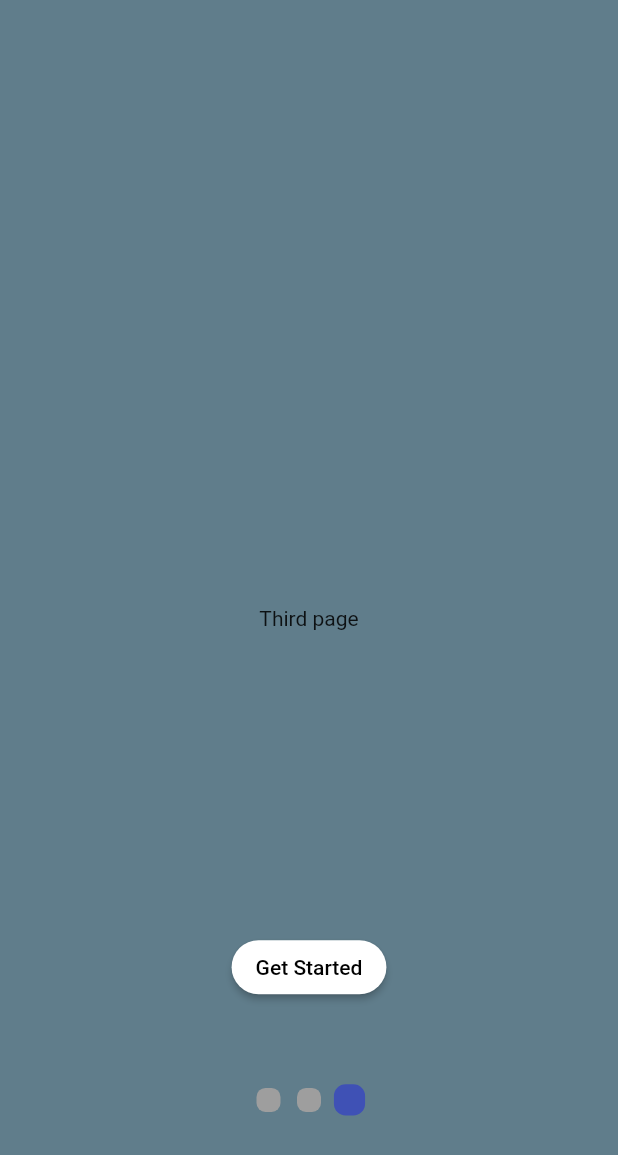
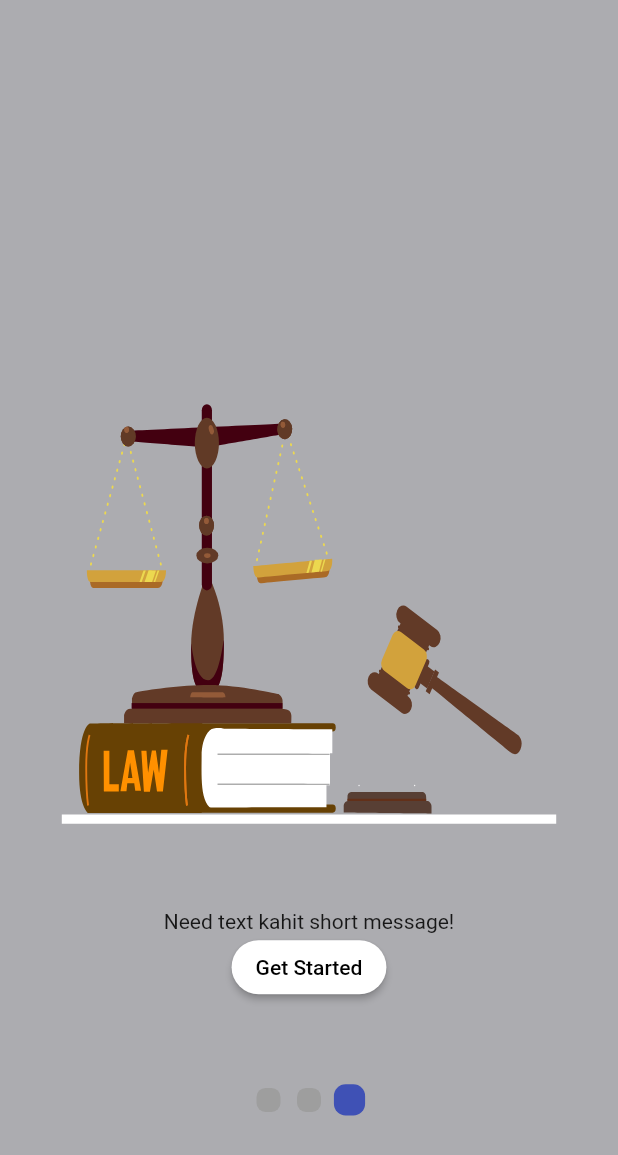
Before and after one commit to sev-n/Legal-Ease-Ius-Criminale, a Flutter app: the screen it shows after launch, swiped to page 3, on a phone screen of 412 x 824 dp. Shown: the top 1155 px of the screen. Run offline on Flutter 3.47's test engine with Material 2 defaults, Android fonts, the phone set to English and light mode, and no system bars; drawn by our look-alikes of smooth_page_indicator; our stand-ins replace lottie.

Commit message:
Added animated files on pages

```diff
--- a/lib/main.dart
+++ b/lib/main.dart
@@ -13,7 +13,7 @@ class MyApp extends StatelessWidget {
   Widget build(BuildContext context) {
     return MaterialApp(
       debugShowCheckedModeBanner: false,
-      title: 'balik ko na ',
+      title: "Legal ease - Ius Criminale",
       theme: ThemeData(
         primarySwatch: Colors.blue,
       ),
--- a/lib/src/pages/welcome_page_3.dart
+++ b/lib/src/pages/welcome_page_3.dart
@@ -1,19 +1,28 @@
 import 'package:flutter/material.dart';
+import 'package:lottie/lottie.dart';
 
-class WelcomePageThree extends StatefulWidget {
+class WelcomePageThree extends StatelessWidget {
   const WelcomePageThree({super.key});
 
   @override
-  State<WelcomePageThree> createState() => _WelcomePageThreeState();
-}
-
-class _WelcomePageThreeState extends State<WelcomePageThree> {
-  @override
   Widget build(BuildContext context) {
     return Container(
-      color: Colors.blueGrey,
-      child: const Center(
-        child: Text("Third page"),
+      color: const Color(0xffacacb0),
+      child: Stack(
+        children: [
+          Container(
+            alignment: const Alignment(0, 0),
+            child: Lottie.asset('assets/Second.json',
+                // todo: need to review width and height
+                width: MediaQuery.of(context).size.width * .80,
+                height: MediaQuery.of(context).size.width * .80,
+                fit: BoxFit.fill),
+          ),
+          Container(
+            alignment: const Alignment(0, 0.50),
+            child: const Text("Need text kahit short message!"),
+          ),
+        ],
       ),
     );
   }
--- a/lib/src/welcome_screen.dart
+++ b/lib/src/welcome_screen.dart
@@ -34,6 +34,7 @@ class _WelcomePageState extends State<WelcomePage> {
             WelcomePageThree()
           ],
         ),
+        // todo: Need to reposition or remove.
         if (isLastPage) const GetStartedBtn(),
         Container(
           alignment: const Alignment(0, 0.80),
```
Also changed, not shown: lib/src/pages/welcome_page_1.dart (+18 -9 lines), lib/src/pages/welcome_page_2.dart (+18 -9 lines).
